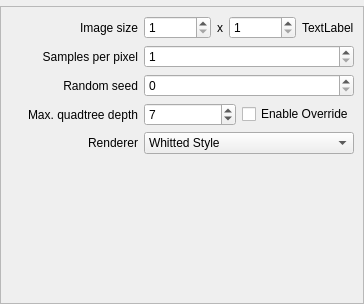
First picture: the form in src/gui/CosyGui/rendersettingswindow.ui, repository phresnel/picogen, before the edit.
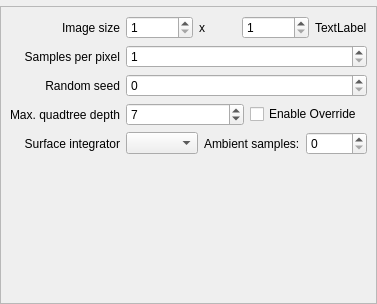
Second picture: the form after the edit. Custom widgets are drawn as their Qt base class.

Commit message: add surface-integrators to cosy-file-format and add gui-support for 'numAmbientSamples' parameter of whitted+ambient-integrator

Diff of the .ui file:
```diff
--- a/src/gui/CosyGui/rendersettingswindow.ui
+++ b/src/gui/CosyGui/rendersettingswindow.ui
@@ -36,7 +36,7 @@
         </property>
        </widget>
       </item>
-      <item row="2" column="0">
+      <item row="1" column="0">
        <widget class="QLabel" name="label_3">
         <property name="text">
          <string>Samples per pixel</string>
@@ -46,7 +46,7 @@
         </property>
        </widget>
       </item>
-      <item row="5" column="0">
+      <item row="2" column="0">
        <widget class="QLabel" name="label_5">
         <property name="text">
          <string>Random seed</string>
@@ -56,17 +56,7 @@
         </property>
        </widget>
       </item>
-      <item row="8" column="0">
-       <widget class="QLabel" name="label_4">
-        <property name="text">
-         <string>Renderer</string>
-        </property>
-        <property name="alignment">
-         <set>Qt::AlignRight|Qt::AlignTrailing|Qt::AlignVCenter</set>
-        </property>
-       </widget>
-      </item>
-      <item row="0" column="2">
+      <item row="0" column="1">
        <layout class="QHBoxLayout" name="horizontalLayout">
         <item>
          <widget class="QSpinBox" name="widthSpin">
@@ -104,7 +94,7 @@
         </item>
        </layout>
       </item>
-      <item row="2" column="2">
+      <item row="1" column="1">
        <widget class="QSpinBox" name="samplesPerPixelSpin">
         <property name="minimum">
          <number>1</number>
@@ -114,28 +104,14 @@
         </property>
        </widget>
       </item>
-      <item row="5" column="2">
+      <item row="2" column="1">
        <widget class="QSpinBox" name="seedSpin">
         <property name="maximum">
          <number>999999999</number>
         </property>
        </widget>
       </item>
-      <item row="8" column="2">
-       <widget class="QComboBox" name="comboBox">
-        <item>
-         <property name="text">
-          <string extracomment="fast, no global illumination">Whitted Style</string>
-         </property>
-        </item>
-        <item>
-         <property name="text">
-          <string extracomment="slow, but 'does' global illumination">Path Tracing</string>
-         </property>
-        </item>
-       </widget>
-      </item>
-      <item row="9" column="2">
+      <item row="5" column="1">
        <spacer name="verticalSpacer">
         <property name="orientation">
          <enum>Qt::Vertical</enum>
@@ -148,7 +124,7 @@
         </property>
        </spacer>
       </item>
-      <item row="7" column="0">
+      <item row="3" column="0">
        <widget class="QLabel" name="label_6">
         <property name="text">
          <string>Max. quadtree depth</string>
@@ -158,7 +134,7 @@
         </property>
        </widget>
       </item>
-      <item row="7" column="2">
+      <item row="3" column="1">
        <layout class="QHBoxLayout" name="horizontalLayout_2">
         <item>
          <widget class="QSpinBox" name="maxLazyQuadtreeDepthSpin">
@@ -182,6 +158,37 @@
         </item>
        </layout>
       </item>
+      <item row="4" column="0">
+       <widget class="QLabel" name="label_4">
+        <property name="text">
+         <string>Surface integrator</string>
+        </property>
+        <property name="alignment">
+         <set>Qt::AlignRight|Qt::AlignTrailing|Qt::AlignVCenter</set>
+        </property>
+       </widget>
+      </item>
+      <item row="4" column="1">
+       <layout class="QHBoxLayout" name="horizontalLayout_3">
+        <item>
+         <widget class="QComboBox" name="surfaceIntegrator"/>
+        </item>
+        <item>
+         <widget class="QLabel" name="ambientSamplesLabel">
+          <property name="text">
+           <string>Ambient samples:</string>
+          </property>
+         </widget>
+        </item>
+        <item>
+         <widget class="QSpinBox" name="ambientSamples">
+          <property name="maximum">
+           <number>99999</number>
+          </property>
+         </widget>
+        </item>
+       </layout>
+      </item>
      </layout>
     </widget>
    </item>
```
Left out of the diff: 21 changed lines with no effect on the pictures. The commit also changes 10 other files.
